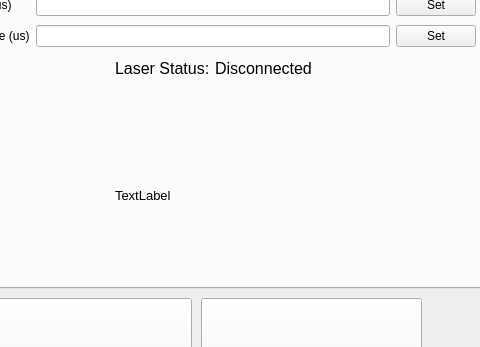
First picture: the form in Hardware/LIBS/LIBS Code/Viron_GUI/Application_UI.ui, repository Sanjit-Jeevanand/HusseinLab_UltrafastPlasmaScience, before the edit; both pictures show x 359 to 839 and y 351 to 698 of the 1111 by 860 pixel window.
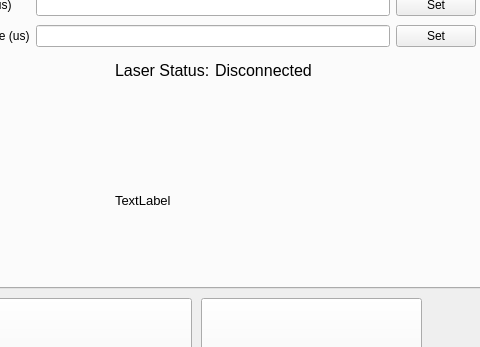
Second picture: the form after the edit. Icons and pictures are not drawn. Custom widgets are drawn as their Qt base class.

```diff
--- a/Hardware/LIBS/LIBS Code/Viron_GUI/Application_UI.ui
+++ b/Hardware/LIBS/LIBS Code/Viron_GUI/Application_UI.ui
@@ -3132,9 +3132,9 @@
         <property name="geometry">
          <rect>
           <x>470</x>
-          <y>290</y>
+          <y>300</y>
           <width>171</width>
-          <height>211</height>
+          <height>201</height>
          </rect>
         </property>
         <property name="font">
@@ -3152,7 +3152,7 @@
           <x>470</x>
           <y>260</y>
           <width>151</width>
-          <height>16</height>
+          <height>21</height>
          </rect>
         </property>
         <property name="font">
@@ -3189,7 +3189,7 @@
           <x>570</x>
           <y>260</y>
           <width>151</width>
-          <height>16</height>
+          <height>21</height>
          </rect>
         </property>
         <property name="font">
```
